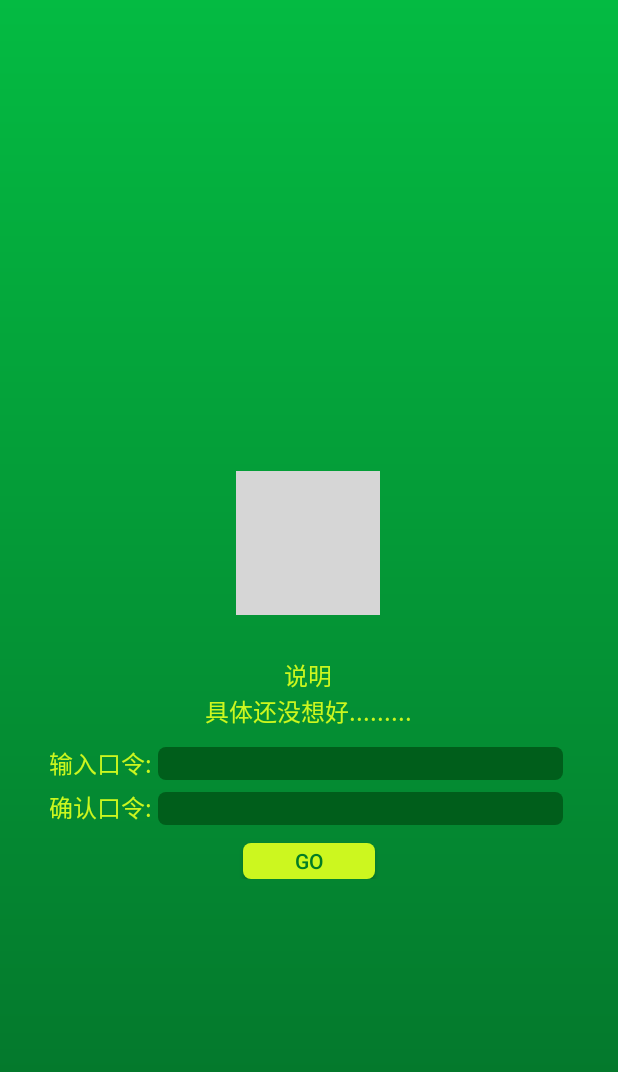
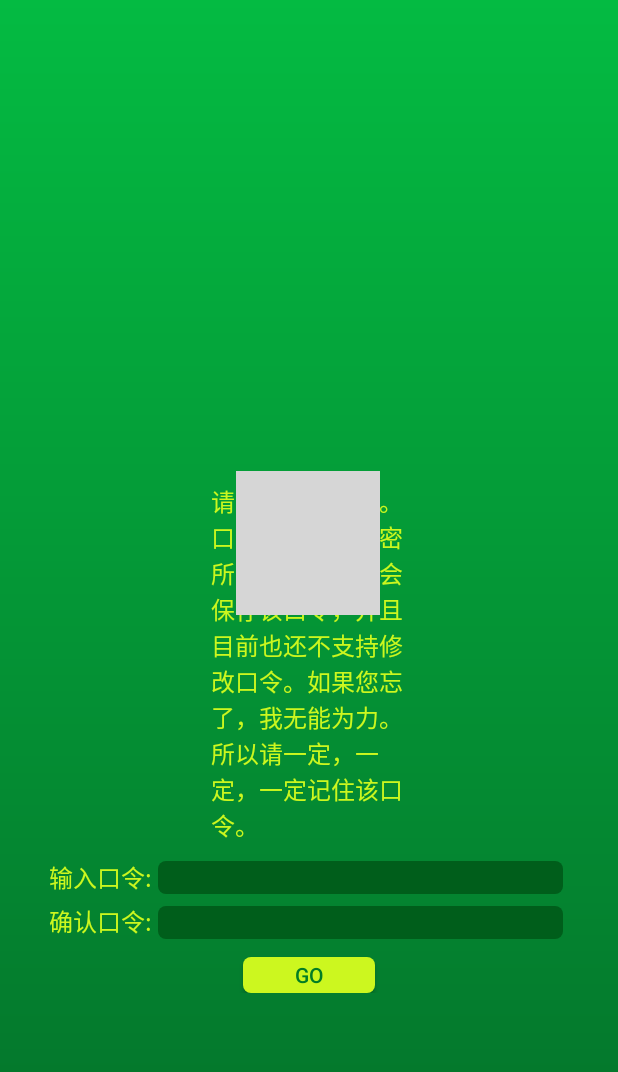
Before and after one commit to codeqian/password-note, an Android app: the screen it shows after launch (splashActivity), on a phone screen of 412 x 824 dp. Shown: the top 1072 px of the screen. Run offline under Robolectric (Android 15) with nearby library versions, the phone set to English and light mode, and no system bars; grey boxes are pictures that could not be loaded.

Commit message:
修改部分显示

```diff
--- a/src/passnote/app/src/main/java/codepig/passnote/MainActivity.java
+++ b/src/passnote/app/src/main/java/codepig/passnote/MainActivity.java
@@ -129,8 +129,9 @@ public class MainActivity extends ActionBarActivity {
             paperList.add(paper);
             contentList.addView(paper);
             paper.expandMe(true);
+            paper.setOnLongClickListener(longClick);
+            paper.setData(acInfo);
             paper.editAble(true);
-            paper.setData(acInfo);
         }
         action2All(SETINDEX);
         return;
@@ -214,7 +215,7 @@ public class MainActivity extends ActionBarActivity {
         }
     };
 
-    /**
+    /**w
      * 长按监听
      */
     private View.OnLongClickListener longClick=new View.OnLongClickListener(){
--- a/src/passnote/app/src/main/java/codepig/passnote/splashActivity.java
+++ b/src/passnote/app/src/main/java/codepig/passnote/splashActivity.java
@@ -9,6 +9,7 @@ import android.util.Log;
 import android.view.View;
 import android.widget.Button;
 import android.widget.EditText;
+import android.widget.TextView;
 import android.widget.Toast;
 
 import codepig.passnote.Utils.config;
@@ -22,8 +23,8 @@ import codepig.passnote.math.codeFactory;
 public class splashActivity extends Activity {
     private Context context;
     private Button enterBtn;
-    private EditText password_t;
-    private EditText passwordCheck_t;
+    private EditText password_t,passwordCheck_t;
+    private TextView readme_t;
     private boolean firstTime=true;
     private SharedPreferences.Editor editor;
     private SharedPreferences settings;
@@ -33,6 +34,7 @@ public class splashActivity extends Activity {
         context = this;
 
         enterBtn=(Button) findViewById(R.id.enterBtn);
+        readme_t=(TextView) findViewById(R.id.readme_t);
         password_t=(EditText) findViewById(R.id.password_t);
         passwordCheck_t=(EditText) findViewById(R.id.passwordCheck_t);
         enterBtn.setOnClickListener(enterApp);
@@ -42,6 +44,11 @@ public class splashActivity extends Activity {
         if(!cameBefore.equals("")){
             passwordCheck_t.setVisibility(View.GONE);
             firstTime=false;
+        }
+        if(firstTime){
+            readme_t.setText("请输入您的口令。口令将被用来加密所有文本。我不会保存该口令，并且目前也还不支持修改口令。如果您忘了，我无能为力。所以请一定，一定，一定记住该口令。");
+        }else{
+            readme_t.setText("请输入您的口令。口令将被用来加密所有文本。我不会保存该口令，并且目前也还不支持修改口令。如果您忘了，我无能为力。所以请一定，一定，一定记住该口令。");
         }
     }
 
@@ -70,6 +77,7 @@ public class splashActivity extends Activity {
                 }
             }
             dataCenter.theWords= password_t.getText().toString();
+            Log.d("LOGCAT","口令字节数："+codeFactory.checkWordLength(dataCenter.theWords));
             startActivity(new Intent(getApplication(), MainActivity.class));
             finish();
         }
--- a/src/passnote/app/src/main/res/layout/splash_l.xml
+++ b/src/passnote/app/src/main/res/layout/splash_l.xml
@@ -21,15 +21,17 @@
                 android:layout_height="wrap_content"
                 android:layout_centerInParent="true" />
             <TextView
+                android:id="@+id/readme_t"
+                android:layout_marginLeft="@dimen/big_margin"
+                android:layout_marginRight="@dimen/big_margin"
+                android:text="请输入您的口令。口令将被用来加密所有文本。我不会保存该口令，并且目前也还不支持修改口令。如果您忘了，我无能为力。所以请一定，一定，一定记住该口令。"
                 android:textColor="@color/mainYellow"
-                android:text="说明\n具体还没想好........."
                 android:textSize="@dimen/mainTextSize"
-                android:layout_width="wrap_content"
+                android:layout_width="130dp"
                 android:layout_height="wrap_content"
                 android:layout_alignParentTop="true"
                 android:layout_centerHorizontal="true"
-                android:layout_marginTop="200dp"
-                android:gravity="center_horizontal" />
+                android:layout_marginTop="160dp" />
         </RelativeLayout>
         <LinearLayout
             android:layout_marginTop="@dimen/big_margin"
```
Also changed, not shown: src/passnote/app/src/main/java/codepig/passnote/math/codeFactory.java (+12 -0 lines), src/passnote/app/src/main/java/codepig/passnote/view/expandPaper.java (+4 -4 lines).
